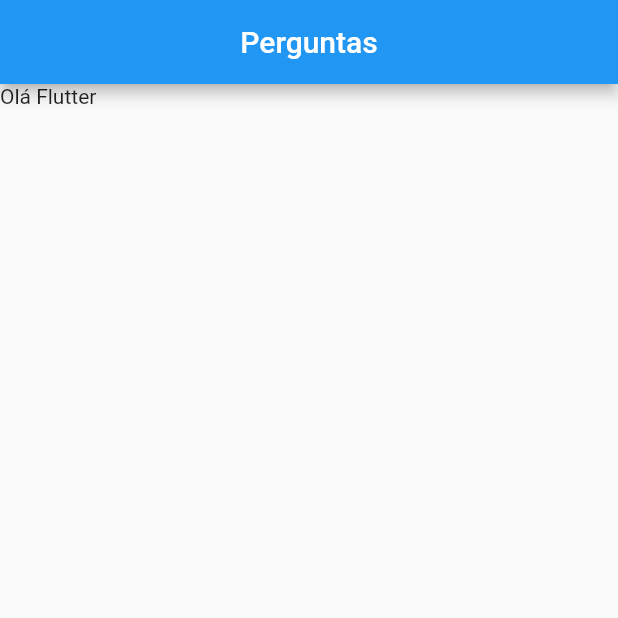
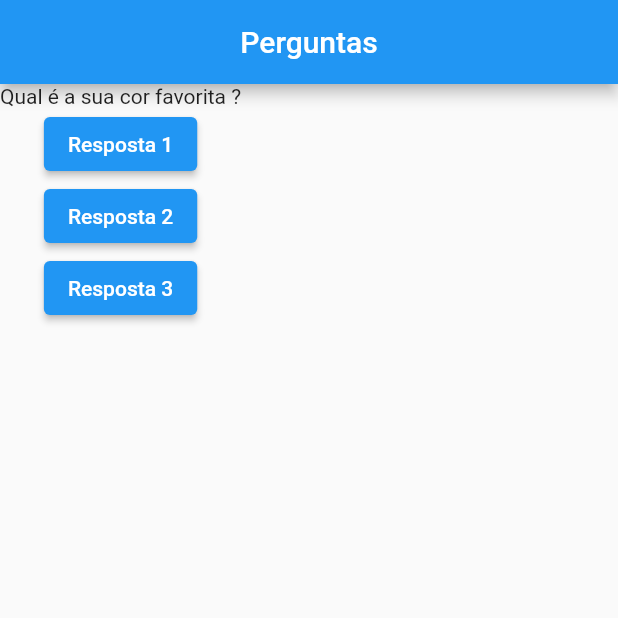
Before and after one commit to 9reis/quiz__flutter, a Flutter app: the screen it shows after launch, on a phone screen of 412 x 824 dp, the top half of it. Run offline on Flutter 3.47's test engine with Material 2 defaults, Android fonts, the light colour scheme and no system bars.

Commit message:
Usando Column para Organizar os Widgets

```diff
--- a/lib/main.dart
+++ b/lib/main.dart
@@ -4,6 +4,11 @@ main() => runApp(PerguntaApp());
 
 class PerguntaApp extends StatelessWidget {
   Widget build(BuildContext context) {
+    final perguntas = [
+      'Qual é a sua cor favorita ?',
+      'Qual é o seu animal favorito ?',
+    ];
+
     return MaterialApp(
       debugShowCheckedModeBanner: false,
       home: Scaffold(
@@ -11,7 +16,24 @@ class PerguntaApp extends StatelessWidget {
           title: Text("Perguntas"),
           centerTitle: true,
         ),
-        body: Text('Olá Flutter'),
+        body: Column(
+          children: [
+            // Pega a primeira pergunta / perguntas[0]
+            Text(perguntas.elementAt(0)),
+            ElevatedButton(
+              child: Text('Resposta 1'),
+              onPressed: () {},
+            ),
+            ElevatedButton(
+              child: Text('Resposta 2'),
+              onPressed: () {},
+            ),
+            ElevatedButton(
+              child: Text('Resposta 3'),
+              onPressed: () {},
+            ),
+          ],
+        ),
       ),
     );
   }
```
